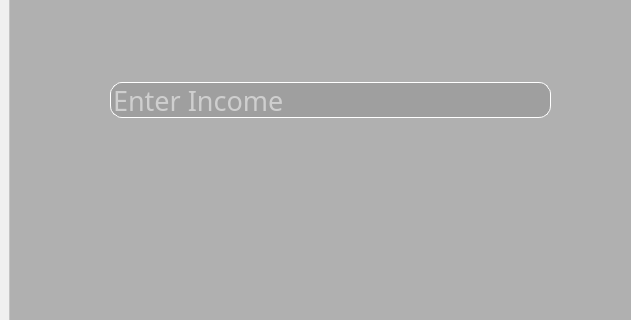
Above: test_ui.ui from kpatel0923/Python_web_scrapping_Stock_market_application before the change; both pictures show x 0 to 631 and y 139 to 459 of the 1393 by 858 pixel window. Below: the same form after it.
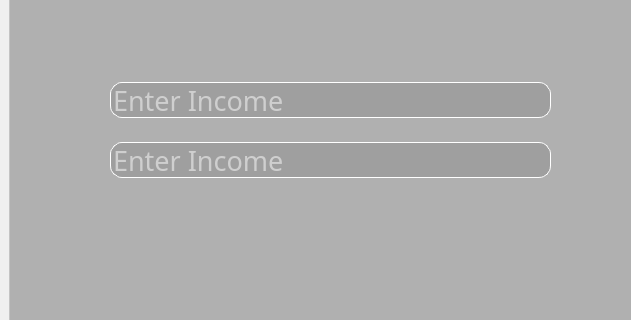
That is the form after the change. The open tabs and pages were chosen to show the change. Icons and pictures are not drawn. Custom widgets are drawn as their Qt base class.

Patch:
```diff
--- a/test_ui.ui
+++ b/test_ui.ui
@@ -8295,6 +8295,43 @@
                    <string>Enter Income</string>
                   </property>
                  </widget>
+                 <widget class="QLineEdit" name="lineEdit_scoreholder">
+                  <property name="geometry">
+                   <rect>
+                    <x>100</x>
+                    <y>200</y>
+                    <width>441</width>
+                    <height>36</height>
+                   </rect>
+                  </property>
+                  <property name="minimumSize">
+                   <size>
+                    <width>100</width>
+                    <height>0</height>
+                   </size>
+                  </property>
+                  <property name="maximumSize">
+                   <size>
+                    <width>500</width>
+                    <height>16777215</height>
+                   </size>
+                  </property>
+                  <property name="font">
+                   <font>
+                    <family>century gothic</family>
+                    <pointsize>20</pointsize>
+                   </font>
+                  </property>
+                  <property name="styleSheet">
+                   <string notr="true">color: rgb(255, 255, 255);
+border:1px solid  rgb(255, 255, 255);
+border-radius: 12px;
+</string>
+                  </property>
+                  <property name="placeholderText">
+                   <string>Enter Income</string>
+                  </property>
+                 </widget>
                 </widget>
                </widget>
               </item>
```
